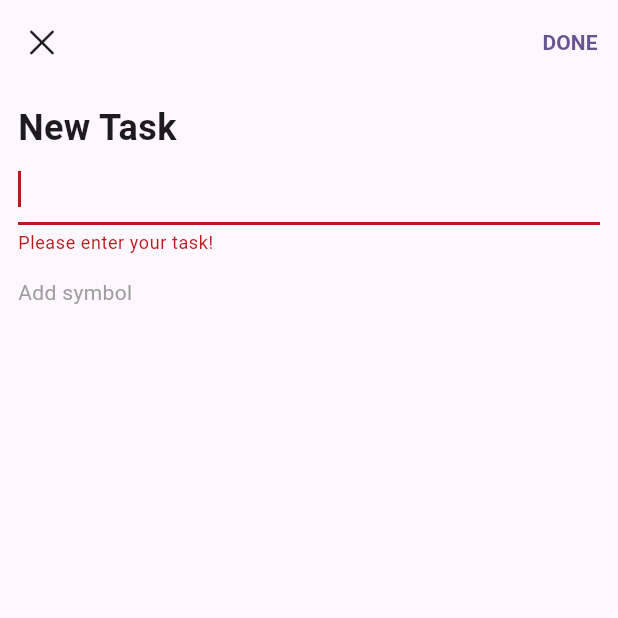
After one commit to nam54828/Task-Todo, a Flutter app: the AddDialog screen opened directly, after a tap on "DONE", on a phone screen of 412 x 824 dp, the top half of it. The commit adds this screen. Run offline on Flutter 3.47's test engine with Material 2 defaults, Android fonts, the phone set to English and light mode, and no system bars; our stand-ins replace equatable, get, step_progress_indicator.

Commit message:
Feature: Add more tasks to do

```diff
--- a/lib/Controller/home_controller.dart
+++ b/lib/Controller/home_controller.dart
@@ -10,6 +10,7 @@ class HomeController extends GetxController {
   final chipIndex = 0.obs;
   final deleting = false.obs;
   final tasks = <TaskModel>[].obs;
+  final task = Rx<TaskModel?>(null);
 
   void changeChipIndex(int value) {
     chipIndex.value = value;
@@ -38,4 +39,25 @@ class HomeController extends GetxController {
     tasks.remove(taskModel);
   }
 
+  void changeTask(TaskModel? select){
+    task.value = select;
+  }
+
+  updateTask(TaskModel taskModel, String title) {
+    var todos = taskModel.todos ?? [];
+    if(containerTodo(todos,title)) {
+    return false;
+    }
+    var todo = {'title':title, 'done': false};
+    todos.add(todo);
+    var newTask = taskModel.copyWith(todos: todos);
+    int oldIdx = tasks.indexOf(taskModel);
+    tasks[oldIdx] = newTask;
+    tasks.refresh();
+    return true;
+  }
+
+  bool containerTodo(List todos,String title) {
+    return todos.any((element) => element['title'] == title);
+  }
 }
--- /dev/null
+++ b/lib/View/Home/widgets/add_dialog.dart
@@ -0,0 +1,174 @@
+
+import 'package:flutter/material.dart';
+
+import 'package:flutter/cupertino.dart';
+import 'package:get/get.dart';
+import 'package:get/get_core/src/get_main.dart';
+import 'package:task_todo/utils/extensions.dart';
+
+import '../../../Controller/home_controller.dart';
+import '../../../Model/task_model.dart';
+import 'icons.dart';
+class AddDialog extends StatelessWidget {
+  final homeCtrl = Get.find<HomeController>();
+
+  AddDialog({Key? key}) : super(key: key);
+
+  @override
+  Widget build(BuildContext context) {
+
+    return Scaffold(
+      appBar: AppBar(
+        leading: IconButton(
+          onPressed: () {
+            Get.back();
+            homeCtrl.editingController.clear();
+            homeCtrl.changeTask(null);
+          },
+          icon: Icon(CupertinoIcons.xmark),
+        ),
+        actions: [
+          TextButton(
+            style: ButtonStyle(
+              overlayColor: MaterialStatePropertyAll(Colors.transparent),
+            ),
+            onPressed: () {
+              // _saveTask(context);
+              if(homeCtrl.formKey.currentState!.validate()){
+                if(homeCtrl.task.value == null){
+                  SnackBar(
+                    content: Text('Please select task'),
+                  );
+                } else {
+                  var success = homeCtrl.updateTask(
+                    homeCtrl.task.value!,
+                    homeCtrl.editingController.text
+                  );
+                  if(success){
+                    SnackBar(
+                      content: Text("Todo item add success"),
+                    );
+                    Get.back();
+                    homeCtrl.changeTask(null);
+                  } else {
+                    SnackBar(content: Text("Todo item already exists"));
+                  }
+                  homeCtrl.editingController.clear();
+                }
+              }
+            },
+            child: Text(
+              "DONE",
+              style: TextStyle(fontWeight: FontWeight.bold),
+            ),
+          )
+        ],
+      ),
+      body: Form(
+        key: homeCtrl.formKey,
+        child: Padding(
+          padding: const EdgeInsets.all(12.0),
+          child: ListView(
+            children: [
+              Text(
+                "New Task",
+                style: TextStyle(
+                  fontSize: 24,
+                  fontWeight: FontWeight.bold,
+                ),
+              ),
+              TextFormField(
+                controller: homeCtrl.editingController,
+                autofocus: true,
+                validator: (value) {
+                  if (value == null || value.trim().isEmpty) {
+                    return 'Please enter your task!';
+                  }
+                  return null;
+                },
+              ),
+              SizedBox(
+                height: 15,
+              ),
+              Text(
+                "Add symbol",
+                style: TextStyle(color: Colors.grey),
+              ),
+              // Wrap(
+              //   spacing: 6,
+              //   children: getIcons().map((icon) {
+              //     final index = getIcons().indexOf(icon);
+              //     return GestureDetector(
+              //       onTap: () {
+              //         homeCtrl.chipIndex.value = index;
+              //       },
+              //       child: Obx(
+              //             () => FilterChip(
+              //           label: Icon(icon.icon),
+              //           backgroundColor: homeCtrl.chipIndex.value == index ? Colors.blue : null,
+              //           onSelected: (bool selected) {
+              //             homeCtrl.chipIndex.value = selected ? index : -1;
+              //           },
+              //         ),
+              //       ),
+              //     );
+              //   }).toList(),
+              // ),
+              ...homeCtrl.tasks.map((element) => Obx(
+          ()=> InkWell(
+                  onTap: () => homeCtrl.changeTask(element),
+                  child: Padding(
+                    padding: const EdgeInsets.only(top: 10),
+                    child: Row(
+                      mainAxisAlignment: MainAxisAlignment.spaceBetween,
+                      children: [
+                        Row(
+                          children: [
+                            Icon(IconData(element.icon,fontFamily: 'MaterialIcons'),
+                              color: HexColor.fromHex(element.color),),
+                            SizedBox(
+                              width: 20,
+                            ),
+                            Text(
+                              element.title,
+                              style: TextStyle(
+                                  fontSize: 14,
+                                  fontWeight: FontWeight.bold
+                              ),
+                            ),
+                          ],
+                        ),
+                        if(homeCtrl.task.value == element)
+                          const Icon(Icons.check, color: Colors.blue,)
+                      ],
+                    ),
+                  ),
+                ),
+              ))
+            ],
+          ),
+        ),
+      ),
+    );
+  }
+
+  void _saveTask(BuildContext context) {
+    final icons = getIcons();
+    if (homeCtrl.formKey.currentState!.validate()) {
+      int icon = icons[homeCtrl.chipIndex.value].icon!.codePoint;
+      String color = icons[homeCtrl.chipIndex.value].color!.toHex();
+      final task = TaskModel(
+        title: homeCtrl.editingController.text,
+        icon: icon,
+        color: color
+      );
+      final success = homeCtrl.addTask(task);
+      ScaffoldMessenger.of(context).showSnackBar(
+        SnackBar(
+          content: Text(success ? "Success Add Task" : "Task Already Exists"),
+          duration: Duration(seconds: 2),
+        ),
+      );
+    }
+  }
+}
--- a/lib/main.dart
+++ b/lib/main.dart
@@ -1,4 +1,5 @@
 import 'package:flutter/material.dart';
+import 'package:task_todo/View/Login/login.dart';
 import 'package:task_todo/View/Register/register.dart';
 import 'package:task_todo/Helper/init_controller.dart' as di;
 import 'package:get/get.dart';
@@ -19,7 +20,7 @@ class MyApp extends StatelessWidget {
         colorScheme: ColorScheme.fromSeed(seedColor: Colors.deepPurple),
         useMaterial3: true,
       ),
-      home: register(),
+      home: login(),
     );
   }
 }
```
Also changed, not shown: lib/View/BottomTabBar/HomePage.dart (+13 -2 lines), lib/View/Home/widgets/task_card.dart (+8 -1 lines), lib/View/detail/view.dart (added, +14 -0 lines).
